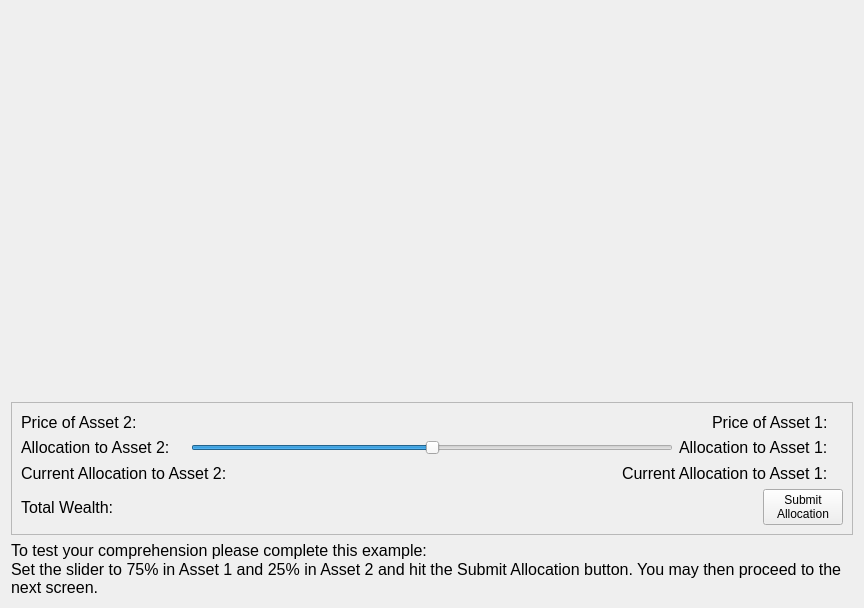
The window that MarketSimulation/instructionscreentest1.ui (dwattttt/marketsim) describes before a commit, drawn with Qt 5.
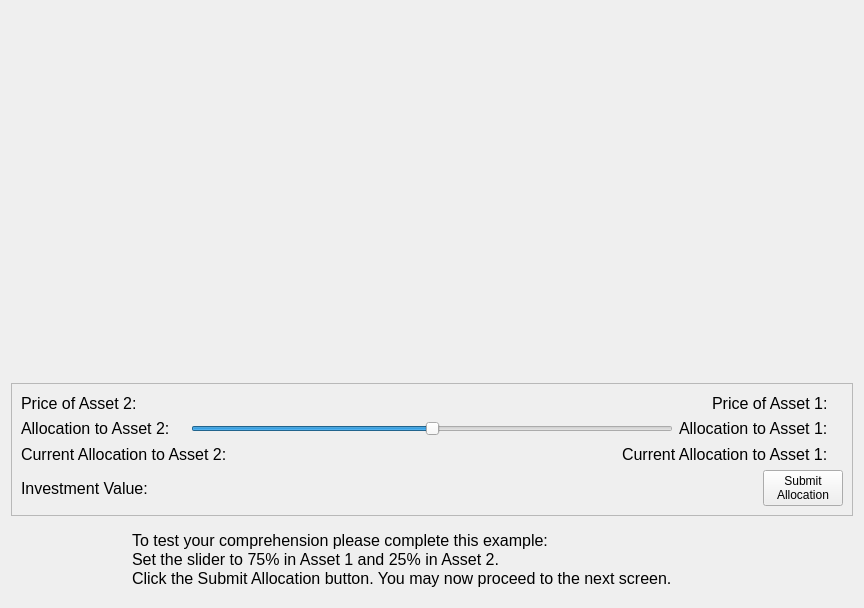
The same window after the commit.

Commit message: Completed all of the easy required changes from Digsy  * Screen 2 text  * Screen 3 text, centering  * Screen 5 text, centering  * Screen 6 text, centering  * Screen 7 text  * Screen 8 text  * Screen 9 text  * Screen 10 text  * Screen 12 text  * Initial allocation - added axis, prevent next until allocation submitted, text, centering  * Block decryption test once one round completed  * Rename total wealth to investment value  * Relocate wealth and time labels along bottom  * Add encrypted/decrypted labels to decryption widget  * Added final score screen

```diff
--- a/MarketSimulation/instructionscreentest1.ui
+++ b/MarketSimulation/instructionscreentest1.ui
@@ -258,7 +258,7 @@
              </font>
             </property>
             <property name="text">
-             <string>Total Wealth:</string>
+             <string>Investment Value:</string>
             </property>
            </widget>
           </item>
@@ -303,10 +303,32 @@
     </widget>
    </item>
    <item>
+    <widget class="QWidget" name="widget" native="true">
+     <property name="minimumSize">
+      <size>
+       <width>0</width>
+       <height>50</height>
+      </size>
+     </property>
+     <layout class="QHBoxLayout" name="horizontalLayout_9">
+      <item>
+       <spacer name="horizontalSpacer">
+        <property name="orientation">
+         <enum>Qt::Horizontal</enum>
+        </property>
+        <property name="sizeHint" stdset="0">
+         <size>
+          <width>40</width>
+          <height>20</height>
+         </size>
+        </property>
+       </spacer>
+      </item>
+      <item>
     <widget class="QLabel" name="label_6">
      <property name="minimumSize">
       <size>
-       <width>500</width>
+          <width>600</width>
        <height>0</height>
       </size>
      </property>
@@ -319,13 +341,30 @@
       <string>&lt;!DOCTYPE HTML PUBLIC &quot;-//W3C//DTD HTML 4.0//EN&quot; &quot;http://www.w3.org/TR/REC-html40/strict.dtd&quot;&gt;
 &lt;html&gt;&lt;head&gt;&lt;meta name=&quot;qrichtext&quot; content=&quot;1&quot; /&gt;&lt;style type=&quot;text/css&quot;&gt;
 p, li { white-space: pre-wrap; }
-&lt;/style&gt;&lt;/head&gt;&lt;body style=&quot; font-family:'MS Shell Dlg 2'; font-size:8pt; font-weight:400; font-style:normal;&quot;&gt;
-&lt;p style=&quot; margin-top:0px; margin-bottom:0px; margin-left:0px; margin-right:0px; -qt-block-indent:0; text-indent:0px;&quot;&gt;&lt;span style=&quot; font-size:12pt;&quot;&gt;To test your comprehension please complete this example:&lt;/span&gt;&lt;/p&gt;
-&lt;p style=&quot; margin-top:0px; margin-bottom:0px; margin-left:0px; margin-right:0px; -qt-block-indent:0; text-indent:0px;&quot;&gt;&lt;span style=&quot; font-size:12pt;&quot;&gt;Set the slider to 75% in Asset 1 and 25% in Asset 2 and hit the Submit Allocation button. You may then proceed to the next screen.&lt;/span&gt;&lt;/p&gt;&lt;/body&gt;&lt;/html&gt;</string>
+&lt;/style&gt;&lt;/head&gt;&lt;body style=&quot; font-family:'MS Shell Dlg 2'; font-size:12pt; font-weight:400; font-style:normal;&quot;&gt;
+&lt;p style=&quot; margin-top:0px; margin-bottom:0px; margin-left:0px; margin-right:0px; -qt-block-indent:0; text-indent:0px;&quot;&gt;To test your comprehension please complete this example:&lt;/p&gt;
+&lt;p style=&quot; margin-top:0px; margin-bottom:0px; margin-left:0px; margin-right:0px; -qt-block-indent:0; text-indent:0px;&quot;&gt;Set the slider to 75% in Asset 1 and 25% in Asset 2.&lt;/p&gt;
+&lt;p style=&quot; margin-top:0px; margin-bottom:0px; margin-left:0px; margin-right:0px; -qt-block-indent:0; text-indent:0px;&quot;&gt;Click the Submit Allocation button. You may now proceed to the next screen.&lt;/p&gt;&lt;/body&gt;&lt;/html&gt;</string>
      </property>
      <property name="wordWrap">
       <bool>true</bool>
      </property>
+       </widget>
+      </item>
+      <item>
+       <spacer name="horizontalSpacer_5">
+        <property name="orientation">
+         <enum>Qt::Horizontal</enum>
+        </property>
+        <property name="sizeHint" stdset="0">
+         <size>
+          <width>40</width>
+          <height>20</height>
+         </size>
+        </property>
+       </spacer>
+      </item>
+     </layout>
     </widget>
    </item>
   </layout>
```
Lines whose indentation alone changed are shown as unchanged. The commit also changes 26 other files.
